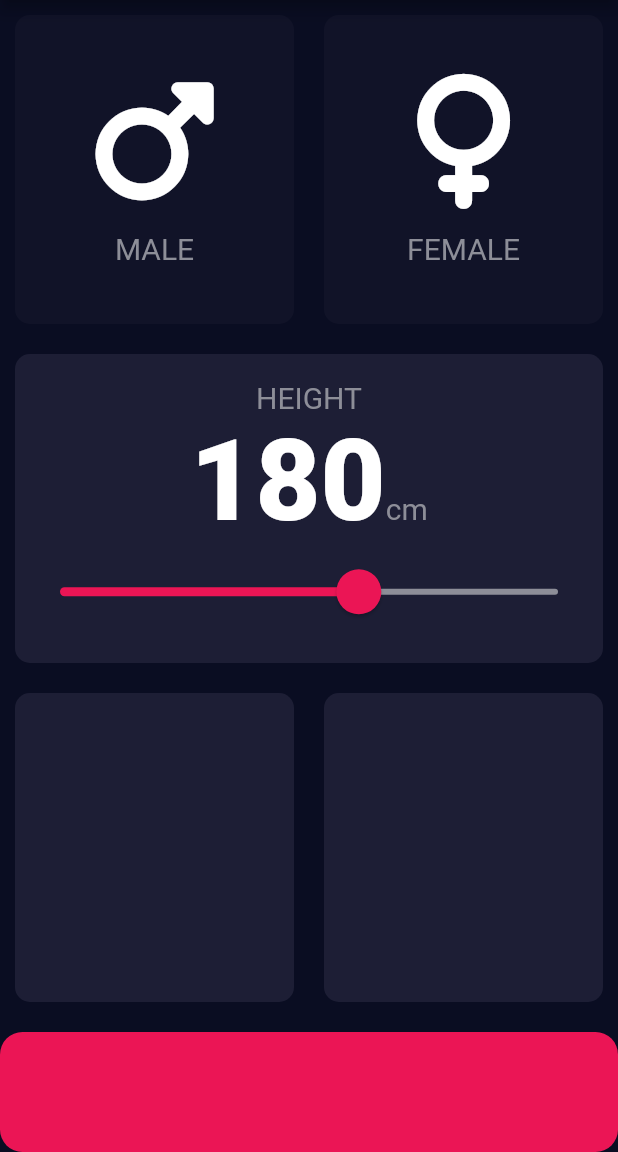
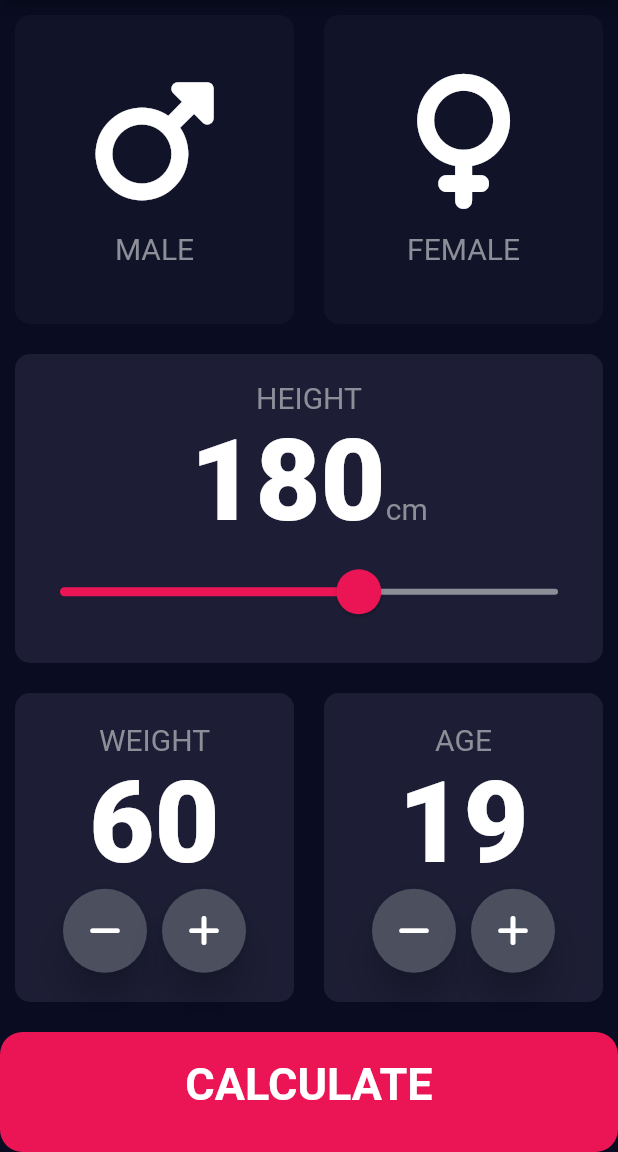
Before and after one commit to Maghizhan-05/bmi_calculator, a Flutter app: the screen it shows after launch, on a phone screen of 412 x 824 dp, the part 84-1236 px from its top. Run offline on Flutter 3.47's test engine with Material 2 defaults, Android fonts, the phone set to English and light mode, and no system bars; our stand-ins replace font_awesome_flutter.

Commit message:
commit 3

```diff
--- /dev/null
+++ b/lib/bottom_bar.dart
@@ -0,0 +1,30 @@
+import 'package:flutter/material.dart';
+import 'constants.dart';
+
+
+
+class BottomBar extends StatelessWidget {
+
+  BottomBar({required this.BottomLabel, required this.onTouch});
+
+  final Function()? onTouch;
+  final String BottomLabel;
+
+
+  @override
+  Widget build(BuildContext context) {
+    return GestureDetector(
+      onTap: onTouch,
+      child: Container(
+        child: Center(
+          child: Text(BottomLabel,style: kBottomBarStyle),
+        ),
+        margin: EdgeInsets.only(top: 10.0),
+        padding: EdgeInsets.only(bottom: 10.0),
+        decoration: BoxDecoration(color: kBottomBarColor,borderRadius: BorderRadius.circular(15.0)),
+        width: double.infinity,
+        height: kBottomBarheight,
+      ),
+    );
+  }
+}
--- a/lib/constants.dart
+++ b/lib/constants.dart
@@ -9,8 +9,34 @@ const kNumbstyling = TextStyle(
   fontWeight: FontWeight.w900,
 );
 
+const kBottomBarStyle = TextStyle(
+  fontSize: 30.0,
+  fontWeight: FontWeight.bold,
+);
+
+const kTitleTextStyle = TextStyle(
+  fontSize: 55.0,
+  fontWeight: FontWeight.bold,
+);
+
+const kBmiStatStyle = TextStyle(
+  color: Color(0xFF24D876),
+  fontSize: 30.0,
+  fontWeight: FontWeight.bold,
+);
+
+const kBmiNumberStyle = TextStyle(
+  fontSize: 100.0,
+  fontWeight: FontWeight.bold,
+);
+
+const kBodyTextStyle = TextStyle(
+  fontSize: 25.0,
+);
+
 const kBottomBarColor = Color(0xFFEB1555);
 const kBottomBarheight = 80.0;
 const kBmiCardColor = Color(0xFF1D1E35);
 const kInactiveBmiCard = Color(0xFF111328);
 const kInactiveTrackColor = Color(0xFF8D8E98);
+const kRoundWidgetColor = Color(0xFF4C4F5E);
--- a/lib/input_page.dart
+++ b/lib/input_page.dart
@@ -3,6 +3,10 @@ import 'package:font_awesome_flutter/font_awesome_flutter.dart';
 import 'bmi_card.dart';
 import 'icon_content.dart';
 import 'constants.dart';
+import 'results_page.dart';
+import 'bottom_bar.dart';
+import 'round_button.dart';
+import 'calculator_brain.dart';
 
 enum Gender{
   male,
@@ -20,6 +24,8 @@ class _InputPageState extends State<InputPage> {
 
   Gender? selectedgender;
   int height = 180;
+  int weight = 60;
+  int age = 19;
 
 
   @override
@@ -112,22 +118,78 @@ class _InputPageState extends State<InputPage> {
                 Expanded(
                   child: BmiCard(
                     colour: kBmiCardColor,
+                    cardChild: Column(
+                      mainAxisAlignment: MainAxisAlignment.center,
+                      children: [
+                        Text('WEIGHT',style: kTextstyling,),
+                        Text(weight.toString(), style: kNumbstyling,),
+                        Row(
+                          mainAxisAlignment: MainAxisAlignment.center,
+                          children: [
+                            RoundIconButton(icon: FontAwesomeIcons.minus,
+                            OnTap: (){
+                              setState(() {
+                                weight--;
+                              });
+                            },),
+                            SizedBox(width: 10.0,),
+                            RoundIconButton(icon: FontAwesomeIcons.plus,
+                            OnTap: (){
+                              setState(() {
+                                weight++;
+                              });
+                            },),
+                          ],
+                        )
+
+                      ],
+                    ),
                   ),
                 ),
                 Expanded(
                   child: BmiCard(
                     //BmiCard is a extracted widget created by extracting a container widget which is used repeatedly,so to use a repeated widget extract the repeated widget into a new widget to make the code tidy and DRY(Don't Repeat yourself).
                     colour: kBmiCardColor,
+                    cardChild: Column(
+                      mainAxisAlignment: MainAxisAlignment.center,
+                      children: [
+                        Text('AGE',style: kTextstyling,),
+                        Text(age.toString(), style: kNumbstyling,),
+                        Row(
+                          mainAxisAlignment: MainAxisAlignment.center,
+                          children: [
+                            RoundIconButton(icon: FontAwesomeIcons.minus,
+                              OnTap: (){
+                                setState(() {
+                                  age--;
+                                });
+                              },),
+                            SizedBox(width: 10.0,),
+                            RoundIconButton(icon: FontAwesomeIcons.plus,
+                              OnTap: (){
+                                setState(() {
+                                  age++;
+                                });
+                              },),
+                          ],
+                        )
+
+                      ],
+                    ),
                   ),
                 ),
               ],
             ),
           ),
-          Container(
-            margin: EdgeInsets.only(top: 10.0),
-            decoration: BoxDecoration(color: kBottomBarColor,borderRadius: BorderRadius.circular(15.0)),
-            width: double.infinity,
-            height: kBottomBarheight,
+          BottomBar(
+            onTouch: (){
+              CalculatorBrain calc = CalculatorBrain(weight: weight, height: height);
+              Navigator.push(context, MaterialPageRoute(builder: (context) => ResultPage(
+              bmiResult: calc.bmiCalculate(),
+              bmiText: calc.getResult(),
+              Interpret: calc.getInterpet())));
+            },
+            BottomLabel: 'CALCULATE',
           )
         ],
       ),
@@ -136,7 +198,10 @@ class _InputPageState extends State<InputPage> {
 }
 
 
+
+
 // The below line of code are replaced by the Ternary operator, Below code is the long and old method of doing the same function.
+//The below function is a way to find which card has been selected whether the male or female using conditionals
 
 // Color maleCardColor = inactiveBmiCard;
 // Color femaleCardColor = inactiveBmiCard;
--- /dev/null
+++ b/lib/round_button.dart
@@ -0,0 +1,26 @@
+import 'package:flutter/material.dart';
+import 'constants.dart';
+
+
+
+class RoundIconButton extends StatelessWidget {
+  RoundIconButton({required this.icon, required this.OnTap});
+
+  final IconData icon;
+  final Function() OnTap;
+
+  @override
+  Widget build(BuildContext context) {
+    return RawMaterialButton(
+      onPressed: OnTap,
+      child: Icon(icon),
+      shape: CircleBorder(),
+      fillColor: kRoundWidgetColor,
+      constraints: BoxConstraints.tightFor(
+        width: 56.0,
+        height: 56.0,),
+      elevation: 10.0,
+
+    );
+  }
+}
```
Also changed, not shown: lib/calculator_brain.dart (added, +39 -0 lines), lib/results_page.dart (added, +64 -0 lines).
